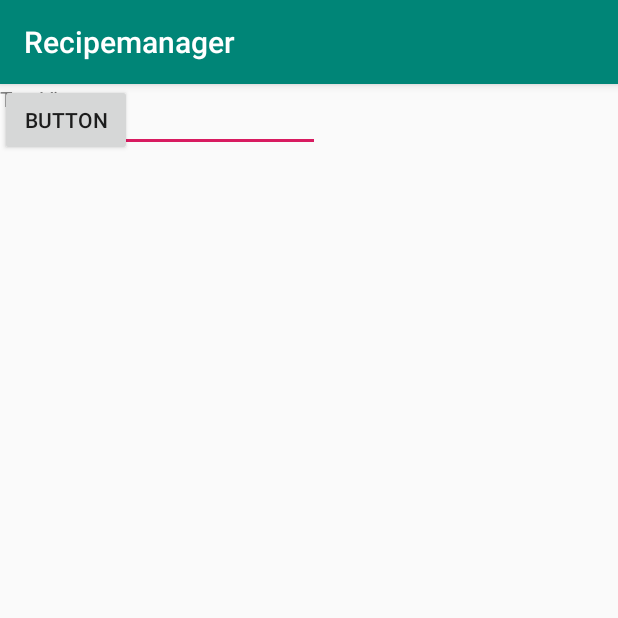
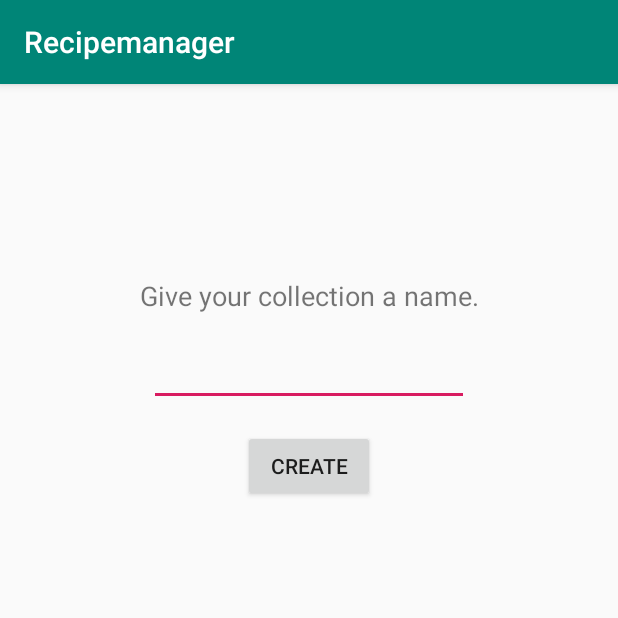
Before and after one commit to francede/MAD-individual-assignment, an Android app: the CreateCollectionActivity screen opened directly, with no data from a screen before it, on a phone screen of 412 x 824 dp, the top half of it. Run offline under Robolectric (Android 15) with nearby library versions, the phone set to English and light mode, and no system bars.

Commit message:
Added functionality for collections

```diff
--- a/app/src/main/AndroidManifest.xml
+++ b/app/src/main/AndroidManifest.xml
@@ -9,8 +9,8 @@
         android:roundIcon="@mipmap/ic_launcher_round"
         android:supportsRtl="true"
         android:theme="@style/AppTheme">
-        <activity android:name=".CreateCollectionActivity"></activity>
-        <activity android:name=".EditRecipeActivity" />
+        <activity android:name=".ui.recipecollection.CreateCollectionActivity"></activity>
+        <activity android:name=".ui.recipes.EditRecipeActivity" />
         <activity android:name=".ui.MainActivity">
             <intent-filter>
                 <action android:name="android.intent.action.MAIN" />
--- a/app/src/main/java/com/example/recipemanager/RecipesDAO.kt
+++ b/app/src/main/java/com/example/recipemanager/database/RecipesDAO.kt
@@ -1,4 +1,4 @@
-package com.example.recipemanager
+package com.example.recipemanager.database
 
 import androidx.lifecycle.LiveData
 import androidx.room.*
--- /dev/null
+++ b/app/src/main/java/com/example/recipemanager/ui/recipecollection/CreateCollectionActivity.kt
@@ -0,0 +1,47 @@
+package com.example.recipemanager.ui.recipecollection
+
+import android.app.Activity
+import android.content.Intent
+import androidx.appcompat.app.AppCompatActivity
+import android.os.Bundle
+import android.text.Editable
+import android.text.TextWatcher
+import com.example.recipemanager.R
+import com.example.recipemanager.model.RecipeCollection
+import kotlinx.android.synthetic.main.activity_create_collection.*
+
+class CreateCollectionActivity : AppCompatActivity() {
+
+    companion object{
+        const val CREATE_COLLECTION_REQUEST_CODE = 100
+        const val COLLECTION_EXTRA = "COLLECTION_EXTRA"
+    }
+
+    override fun onCreate(savedInstanceState: Bundle?) {
+        super.onCreate(savedInstanceState)
+        setContentView(R.layout.activity_create_collection)
+
+        initViews()
+    }
+
+    private fun initViews(){
+        //Set watcher that listens when text changes (button should be disabled if edittext is empty)
+        btnCreateCollection.isClickable = false
+        etCollectionTitle.addTextChangedListener(object: TextWatcher{
+            override fun afterTextChanged(p0: Editable?) {
+                btnCreateCollection.isClickable = !p0.toString().isBlank()
+            }
+            override fun beforeTextChanged(p0: CharSequence?, p1: Int, p2: Int, p3: Int) {} //Ignore
+            override fun onTextChanged(p0: CharSequence?, p1: Int, p2: Int, p3: Int) {}//Ignore
+
+        })
+
+        btnCreateCollection.setOnClickListener{
+            val collection = RecipeCollection(etCollectionTitle.text.toString())
+            val resIntent = Intent()
+            resIntent.putExtra(COLLECTION_EXTRA, collection)
+            setResult(Activity.RESULT_OK, resIntent)
+            finish()
+        }
+    }
+}
--- a/app/src/main/java/com/example/recipemanager/ui/recipecollection/RecipeCollectionViewModel.kt
+++ b/app/src/main/java/com/example/recipemanager/ui/recipecollection/RecipeCollectionViewModel.kt
@@ -3,7 +3,7 @@ package com.example.recipemanager.ui.recipecollection
 import android.app.Application
 import androidx.lifecycle.AndroidViewModel
 import androidx.lifecycle.LiveData
-import com.example.recipemanager.RecipeRepository
+import com.example.recipemanager.database.RecipeRepository
 import com.example.recipemanager.model.RecipeCollection
 import kotlinx.coroutines.CoroutineScope
 import kotlinx.coroutines.Dispatchers
@@ -12,7 +12,8 @@ import kotlinx.coroutines.launch
 class RecipeCollectionViewModel(application: Application) : AndroidViewModel(application) {
 
     private val ioScope = CoroutineScope(Dispatchers.IO)
-    private val recipeRepository = RecipeRepository(application.applicationContext)
+    private val recipeRepository =
+        RecipeRepository(application.applicationContext)
     val collections: LiveData<List<RecipeCollection>> = recipeRepository.getAllCollections()
 
     fun insertCollection(collection: RecipeCollection){
--- a/app/src/main/java/com/example/recipemanager/ui/recipes/RecipeAdapter.kt
+++ b/app/src/main/java/com/example/recipemanager/ui/recipes/RecipeAdapter.kt
@@ -11,7 +11,6 @@ import android.widget.Toast
 import androidx.fragment.app.Fragment
 import androidx.lifecycle.ViewModelProvider
 import androidx.recyclerview.widget.RecyclerView
-import com.example.recipemanager.EditRecipeActivity
 import com.example.recipemanager.R
 import com.example.recipemanager.model.Recipe
 import kotlinx.android.synthetic.main.item_recipe.view.*
--- a/app/src/main/java/com/example/recipemanager/ui/recipes/RecipesViewModel.kt
+++ b/app/src/main/java/com/example/recipemanager/ui/recipes/RecipesViewModel.kt
@@ -3,7 +3,7 @@ package com.example.recipemanager.ui.recipes
 import android.app.Application
 import androidx.lifecycle.AndroidViewModel
 import androidx.lifecycle.LiveData
-import com.example.recipemanager.RecipeRepository
+import com.example.recipemanager.database.RecipeRepository
 import com.example.recipemanager.model.Recipe
 import kotlinx.coroutines.CoroutineScope
 import kotlinx.coroutines.Dispatchers
@@ -12,7 +12,8 @@ import kotlinx.coroutines.launch
 class RecipesViewModel(application: Application) : AndroidViewModel(application) {
 
     private val ioScope = CoroutineScope(Dispatchers.IO)
-    private val recipeRepository = RecipeRepository(application.applicationContext)
+    private val recipeRepository =
+        RecipeRepository(application.applicationContext)
     val recipes: LiveData<List<Recipe>> = recipeRepository.getAllRecipes()
 
     fun insertRecipe(recipe: Recipe){
--- a/app/src/main/res/layout/activity_create_collection.xml
+++ b/app/src/main/res/layout/activity_create_collection.xml
@@ -4,30 +4,46 @@
     xmlns:tools="http://schemas.android.com/tools"
     android:layout_width="match_parent"
     android:layout_height="match_parent"
-    tools:context=".CreateCollectionActivity">
+    tools:context=".ui.recipecollection.CreateCollectionActivity">
 
     <Button
-        android:id="@+id/button"
+        android:id="@+id/btnCreateCollection"
         android:layout_width="wrap_content"
         android:layout_height="wrap_content"
-        android:text="Button"
-        tools:layout_editor_absoluteX="154dp"
-        tools:layout_editor_absoluteY="365dp" />
+        android:layout_margin="16dp"
+        android:text="@string/create_collection_create"
+        app:layout_constraintEnd_toEndOf="parent"
+        app:layout_constraintStart_toStartOf="parent"
+        app:layout_constraintTop_toBottomOf="@+id/etCollectionTitle" />
 
     <TextView
         android:id="@+id/textView"
         android:layout_width="wrap_content"
         android:layout_height="wrap_content"
-        android:text="TextView"
-        tools:layout_editor_absoluteX="171dp"
-        tools:layout_editor_absoluteY="179dp" />
+        android:layout_margin="16dp"
+        android:text="@string/create_collection_give_name"
+        android:textSize="18sp"
+        app:layout_constraintBottom_toTopOf="@+id/etCollectionTitle"
+        app:layout_constraintEnd_toEndOf="parent"
+        app:layout_constraintStart_toStartOf="parent" />
 
     <EditText
         android:id="@+id/etCollectionTitle"
         android:layout_width="wrap_content"
         android:layout_height="wrap_content"
+        android:layout_margin="16dp"
+        android:layout_marginBottom="16dp"
         android:ems="10"
         android:inputType="textPersonName"
-        tools:layout_editor_absoluteX="87dp"
-        tools:layout_editor_absoluteY="282dp" />
+        app:layout_constraintBottom_toTopOf="@+id/guideline"
+        app:layout_constraintEnd_toEndOf="parent"
+        app:layout_constraintStart_toStartOf="parent"
+        app:layout_constraintTop_toTopOf="parent" />
+
+    <androidx.constraintlayout.widget.Guideline
+        android:id="@+id/guideline"
+        android:layout_width="wrap_content"
+        android:layout_height="wrap_content"
+        android:orientation="horizontal"
+        app:layout_constraintGuide_percent="0.5" />
 </androidx.constraintlayout.widget.ConstraintLayout>
--- a/app/src/main/res/layout/activity_edit_recipe.xml
+++ b/app/src/main/res/layout/activity_edit_recipe.xml
@@ -4,7 +4,7 @@
     xmlns:tools="http://schemas.android.com/tools"
     android:layout_width="match_parent"
     android:layout_height="match_parent"
-    tools:context=".EditRecipeActivity">
+    tools:context=".ui.recipes.EditRecipeActivity">
 
     <androidx.constraintlayout.widget.ConstraintLayout
         android:id="@+id/scrollView2"
--- a/app/src/main/res/values/strings.xml
+++ b/app/src/main/res/values/strings.xml
@@ -7,4 +7,9 @@
     <string name="edit_recipe_description">Description</string>
     <string name="edit_recipe_ingredients">Ingredients</string>
     <string name="edit_recipe_instructions">Instructions</string>
+
+    <!-- Create collection activity -->
+    <string name="create_collection_activity_title">Create a new collection</string>
+    <string name="create_collection_give_name">Give your collection a name.</string>
+    <string name="create_collection_create">Create</string>
 </resources>
```
Also changed, not shown: app/src/main/java/com/example/recipemanager/CreateCollectionActivity.kt (deleted, +0 -12 lines), app/src/main/java/com/example/recipemanager/database/RecipeDatabase.kt (renamed from app/src/main/java/com/example/recipemanager/RecipeDatabase.kt, +5 -6 lines), app/src/main/java/com/example/recipemanager/database/RecipeRepository.kt (renamed from app/src/main/java/com/example/recipemanager/RecipeRepository.kt, +3 -4 lines), app/src/main/java/com/example/recipemanager/model/RecipesAndCollections.kt (+6 -1 lines), app/src/main/java/com/example/recipemanager/ui/MainActivity.kt (+13 -3 lines), app/src/main/java/com/example/recipemanager/ui/recipecollection/CollectionFragment.kt (+42 -4 lines), app/src/main/java/com/example/recipemanager/ui/recipecollection/RecipeCollectionAdapter.kt (+3 -6 lines), app/src/main/java/com/example/recipemanager/ui/recipes/EditRecipeActivity.kt (renamed from app/src/main/java/com/example/recipemanager/EditRecipeActivity.kt, +3 -4 lines), app/src/main/java/com/example/recipemanager/ui/recipes/RecipesFragment.kt (+2 -12 lines).
